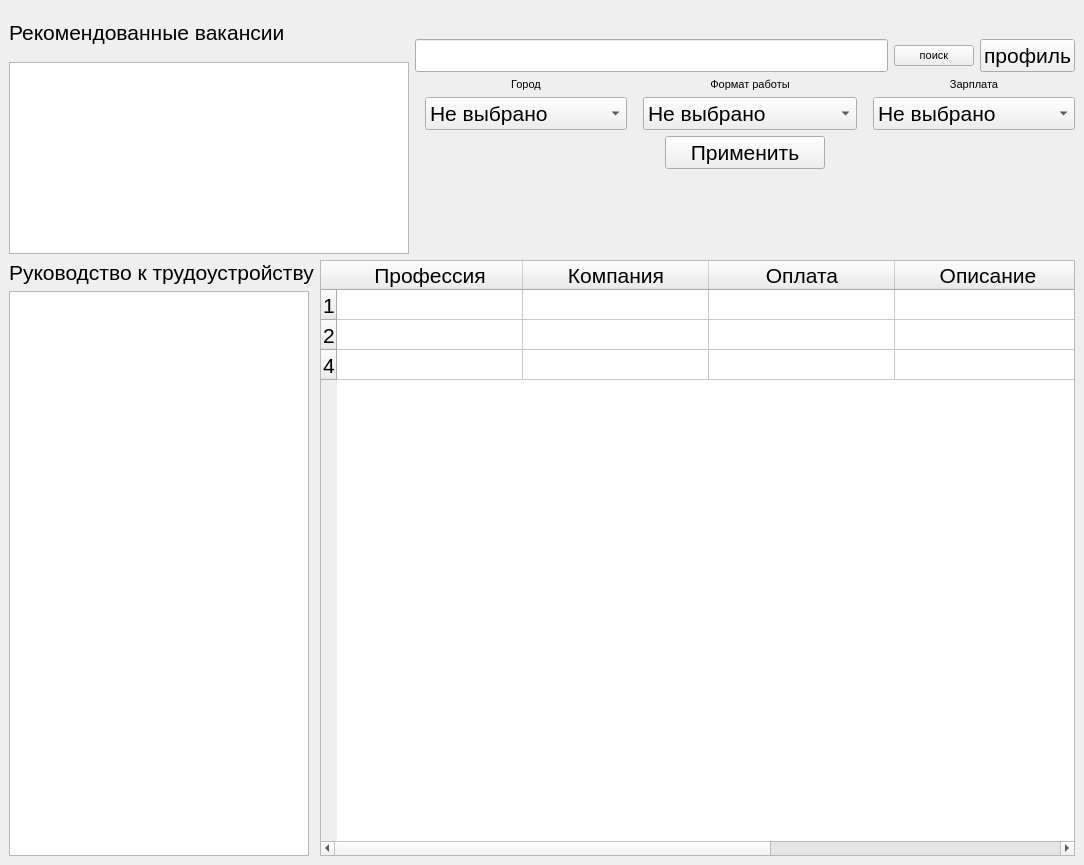
First picture: the form in main_win.ui, repository Yorshik/ITMO-Tinkoff-project, before the edit.
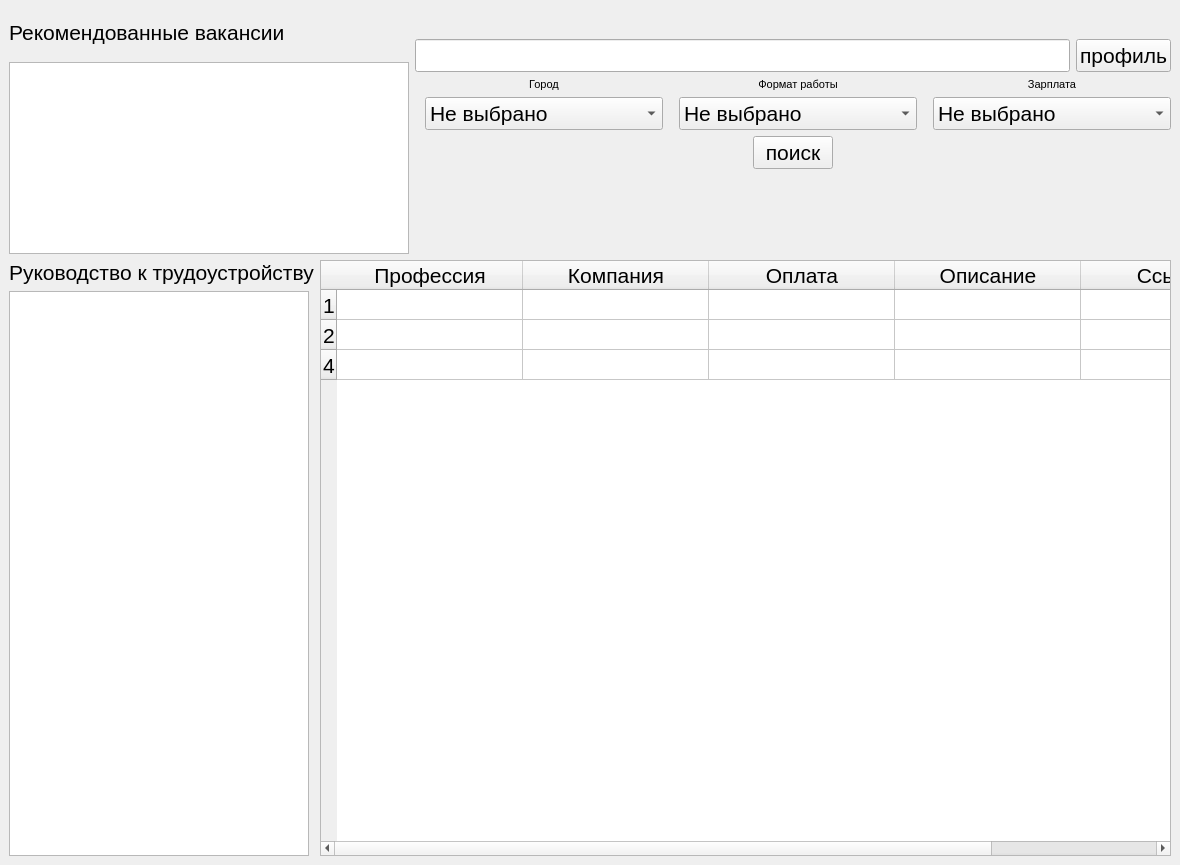
Second picture: the form after the edit.

```diff
--- a/main_win.ui
+++ b/main_win.ui
@@ -6,7 +6,7 @@
    <rect>
     <x>0</x>
     <y>0</y>
-    <width>1084</width>
+    <width>1180</width>
     <height>865</height>
    </rect>
   </property>
@@ -92,26 +92,11 @@
             </property>
            </widget>
           </item>
-          <item>
-           <widget class="QPushButton" name="search_button">
-            <property name="sizePolicy">
-             <sizepolicy hsizetype="Maximum" vsizetype="Fixed">
-              <horstretch>0</horstretch>
-              <verstretch>0</verstretch>
-             </sizepolicy>
-            </property>
-            <property name="font">
-             <font>
-              <pointsize>8</pointsize>
-             </font>
-            </property>
-            <property name="text">
-             <string>поиск</string>
-            </property>
-           </widget>
-          </item>
           <item>
            <widget class="QPushButton" name="to_profile_button">
+            <property name="styleSheet">
+             <string notr="true"/>
+            </property>
             <property name="text">
              <string>профиль</string>
             </property>
@@ -342,9 +327,20 @@
            </spacer>
           </item>
           <item>
-           <widget class="QPushButton" name="save_btn">
+           <widget class="QPushButton" name="search_button">
+            <property name="sizePolicy">
+             <sizepolicy hsizetype="Maximum" vsizetype="Fixed">
+              <horstretch>0</horstretch>
+              <verstretch>0</verstretch>
+             </sizepolicy>
+            </property>
+            <property name="font">
+             <font>
+              <pointsize>16</pointsize>
+             </font>
+            </property>
             <property name="text">
-             <string>Применить</string>
+             <string>поиск</string>
             </property>
            </widget>
           </item>
```
Left out of the diff: 4 changed lines with no effect on the pictures.
